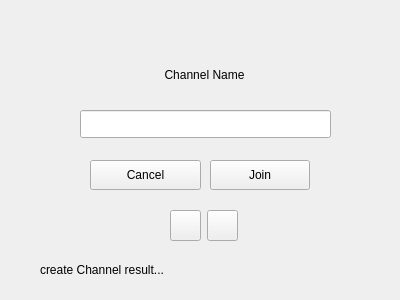
The window that createchannelpage.ui (borhanem/Messenger_Void_13) describes before a commit, drawn with Qt 5.
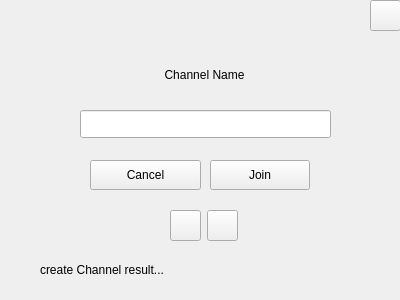
The same window after the commit.

The edit to the form file:
```diff
--- a/createchannelpage.ui
+++ b/createchannelpage.ui
@@ -185,6 +185,22 @@
     <string/>
    </property>
   </widget>
+  <widget class="QToolButton" name="Exit_pbn">
+   <property name="geometry">
+    <rect>
+     <x>370</x>
+     <y>0</y>
+     <width>31</width>
+     <height>31</height>
+    </rect>
+   </property>
+   <property name="styleSheet">
+    <string notr="true"/>
+   </property>
+   <property name="text">
+    <string/>
+   </property>
+  </widget>
  </widget>
  <resources/>
  <connections/>
```
